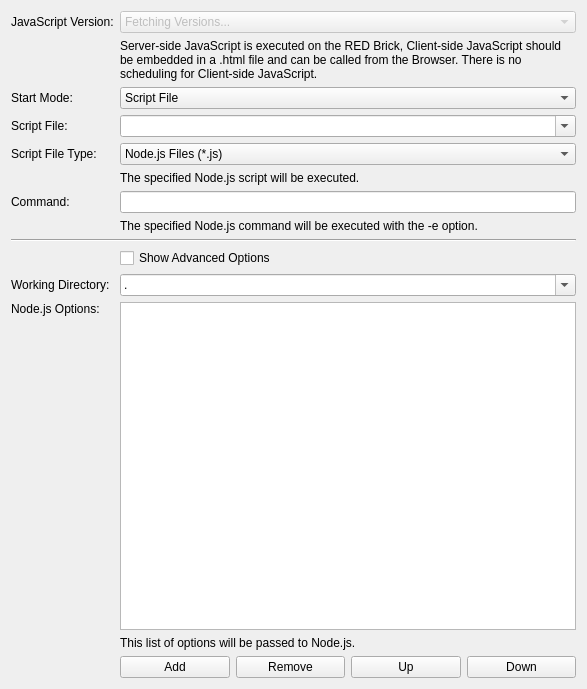
Old version of the form src/brickv/plugin_system/plugins/red/ui/program_page_javascript.ui in the repository Tinkerforge/brickv.
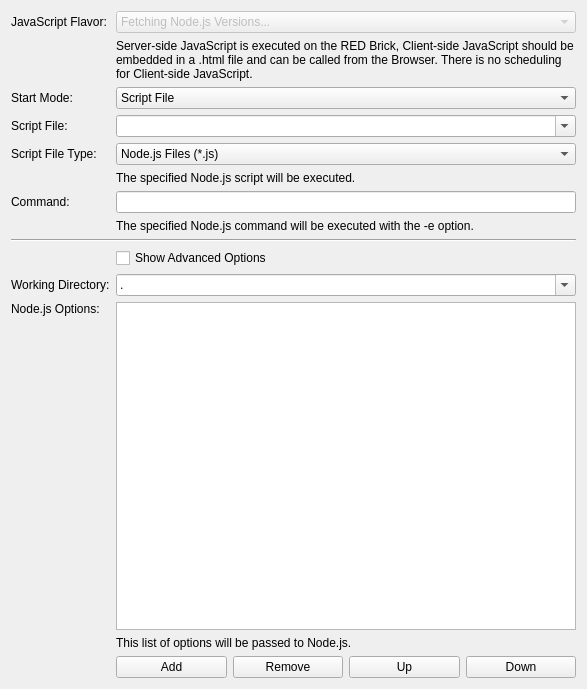
New version of the form. Custom widgets are drawn as their Qt base class.

Commit message: red-brick/pw: Replace JavaScript version with flavor

Patch:
```diff
--- a/src/brickv/plugin_system/plugins/red/ui/program_page_javascript.ui
+++ b/src/brickv/plugin_system/plugins/red/ui/program_page_javascript.ui
@@ -19,7 +19,7 @@
      <item row="0" column="0">
       <widget class="QLabel" name="label">
        <property name="text">
-        <string>JavaScript Version:</string>
+        <string>JavaScript Flavor:</string>
        </property>
        <property name="buddy">
         <cstring>combo_version</cstring>
@@ -39,7 +39,7 @@
        </property>
        <item>
         <property name="text">
-         <string>Fetching Versions...</string>
+         <string>Fetching Node.js Versions...</string>
         </property>
        </item>
       </widget>
```
Left out of the diff: 6 changed lines with no effect on the pictures. The commit also changes 3 other files.
